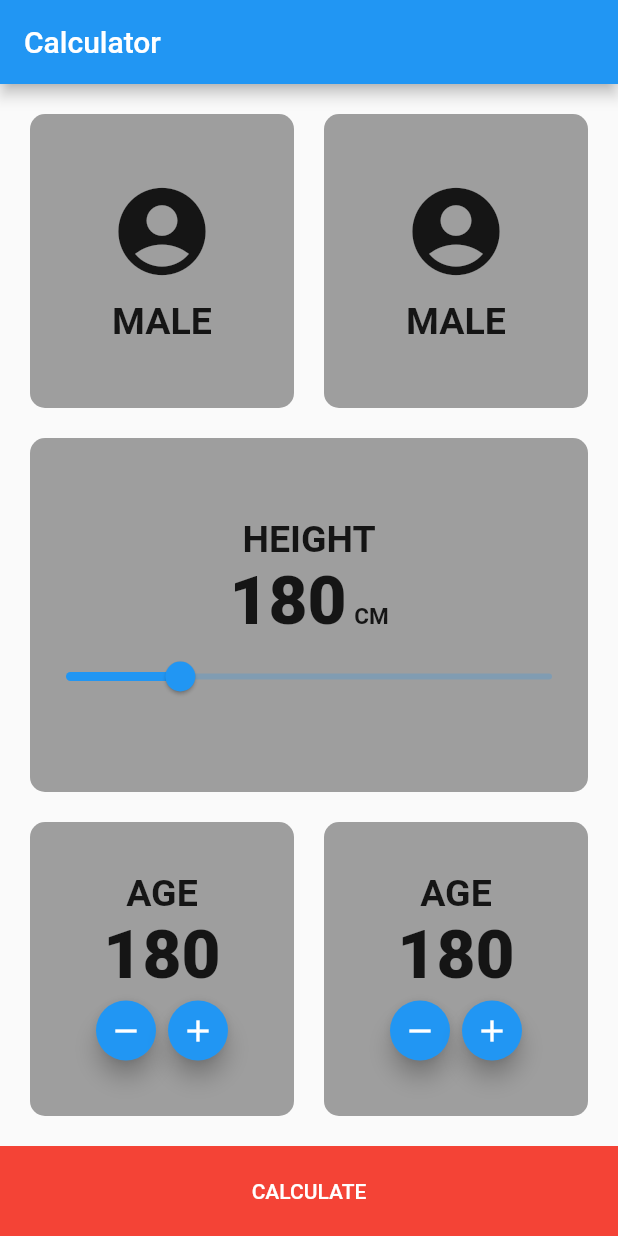
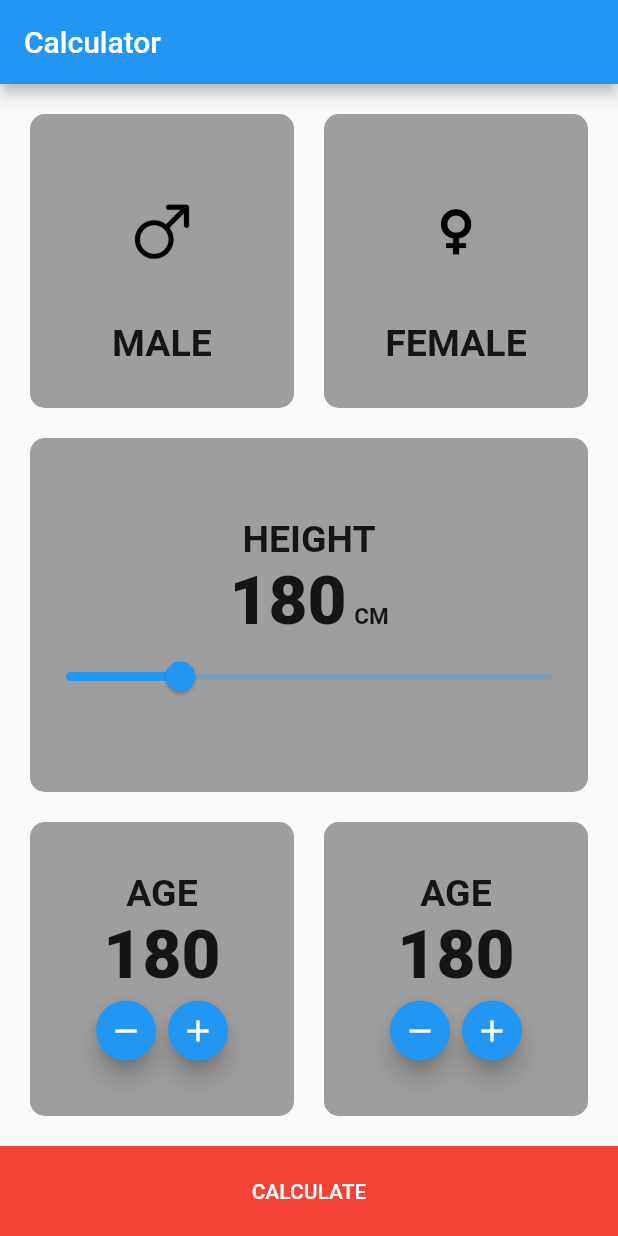
Before and after one commit to asmaahassnasr/flutter-calculator-app, a Flutter app: the screen it shows after launch, on a phone screen of 412 x 824 dp. Run offline on Flutter 3.47's test engine with Material 2 defaults, Android fonts, the phone set to English and light mode, and no system bars.

Commit message:
Using images from assets local folder and pubspec.yaml

```diff
--- a/lib/calc.dart
+++ b/lib/calc.dart
@@ -26,10 +26,11 @@ class _CalculatorScreenState extends State<CalculatorScreen> {
                       child: Column(
                         mainAxisAlignment: MainAxisAlignment.center,
                         children: [
-                           Icon(
-                            Icons.account_circle,
-                            size: 70.0,
-                          ),
+                           Image(
+                               image:AssetImage('assets/images/male.png'),
+                             height: 100.0,
+                             width: 100.0,
+                           ),
                           SizedBox(
                             height: 10.0,
                           ),
@@ -56,15 +57,16 @@ class _CalculatorScreenState extends State<CalculatorScreen> {
                       child: Column(
                         mainAxisAlignment: MainAxisAlignment.center,
                         children: [
-                          Icon(
-                            Icons.account_circle,
-                            size: 70.0,
+                          Image(
+                            image:AssetImage('assets/images/female.png'),
+                            height: 100.0,
+                            width: 100.0,
                           ),
                           SizedBox(
                             height: 10.0,
                           ),
                           Text(
-                            'MALE',
+                            'FEMALE',
                             style: TextStyle(
                               fontSize: 25.0,
                               fontWeight: FontWeight.bold,
```
Also changed, not shown: pubspec.yaml (+3 -4 lines), assets/images/female.png (added), assets/images/male.png (added).
